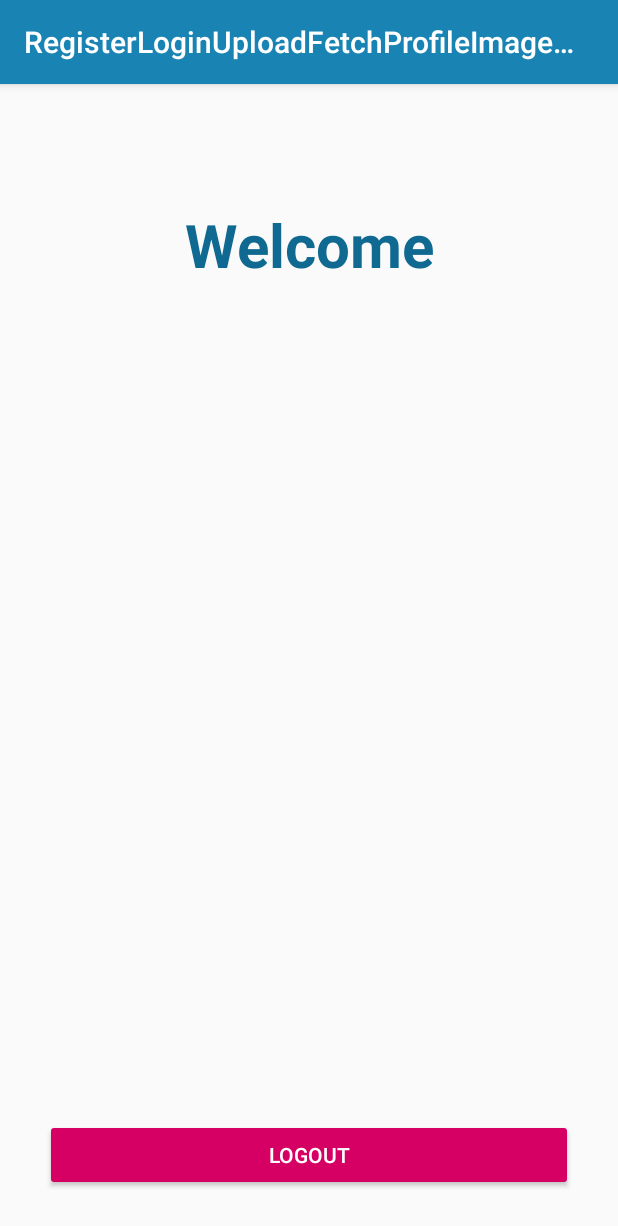
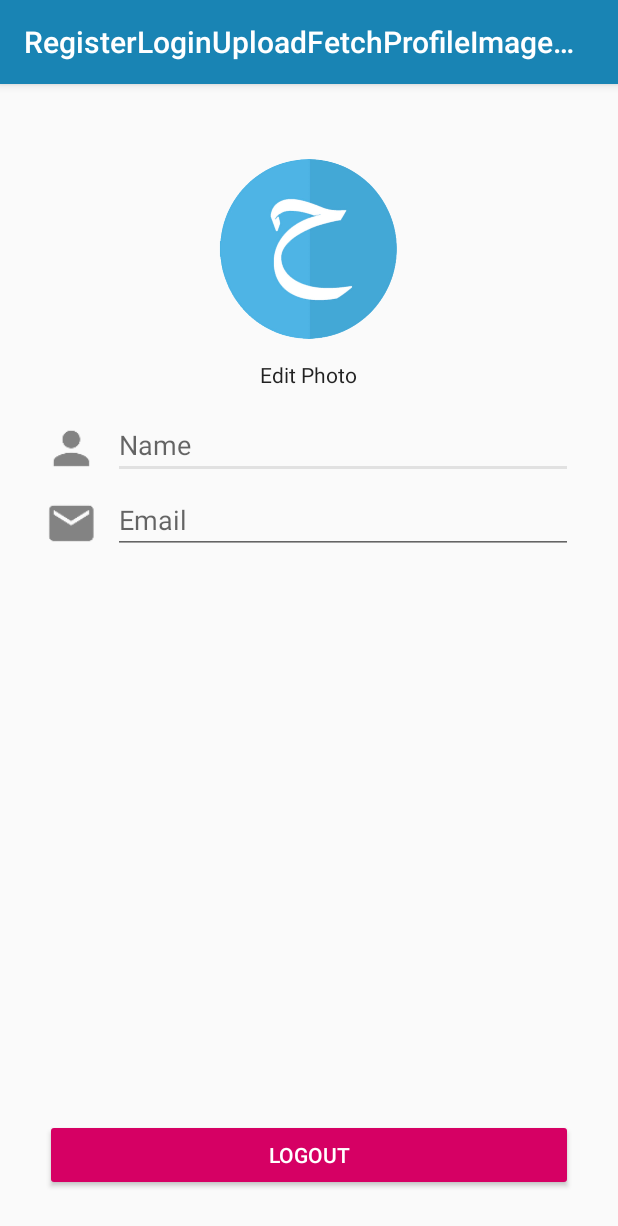
Before and after one commit to egitimNY/RegisterLoginUploadFetchProfileImageRestfulWebServices, an Android app: the HomeActivity screen opened directly, with no data from a screen before it, on a phone screen of 412 x 824 dp. Shown: the top 1226 px of the screen. Run offline under Robolectric (Android 15) with nearby library versions, the phone set to English and light mode, and no system bars; our stand-ins replace CircleImageView, Volley; network calls fail; 1 statement that could not run was skipped.

Commit message:
Created getUserDetail(); Method & getting Users detail in profile and created menu_action.xml

```diff
--- a/app/src/main/java/com/ozkayahalit/HomeActivity.java
+++ b/app/src/main/java/com/ozkayahalit/HomeActivity.java
@@ -1,19 +1,38 @@
 package com.ozkayahalit;
 
+import android.app.ProgressDialog;
 import android.os.Bundle;
+import android.util.Log;
 import android.view.View;
 import android.widget.Button;
 import android.widget.TextView;
+import android.widget.Toast;
 
 import androidx.appcompat.app.AppCompatActivity;
 
+import com.android.volley.AuthFailureError;
+import com.android.volley.Request;
+import com.android.volley.RequestQueue;
+import com.android.volley.Response;
+import com.android.volley.VolleyError;
+import com.android.volley.toolbox.StringRequest;
+import com.android.volley.toolbox.Volley;
+
+import org.json.JSONArray;
+import org.json.JSONException;
+import org.json.JSONObject;
+
 import java.util.HashMap;
+import java.util.Map;
 
 public class HomeActivity extends AppCompatActivity {
 
+    private static final String TAG = HomeActivity.class.getSimpleName(); // getting the info
     private TextView name, email;
     private Button btn_logout, btn_photo_upload;
     SessionManager sessionManager;
+    String getId;
+    private static String URL_READ = "https://ozkayahalit.com/read_detail.php";
 
     @Override
     protected void onCreate(Bundle savedInstanceState) {
@@ -28,13 +47,7 @@ public class HomeActivity extends AppCompatActivity {
         btn_logout = findViewById(R.id.btn_logout);
 
         HashMap<String, String> user = sessionManager.getUserDetail();
-        String mName = user.get(sessionManager.NAME);
-        String mEmail = user.get(sessionManager.EMAIL);
-
-        name.setText(mName);
-        email.setText(mEmail);
-
-
+        getId = user.get(sessionManager.ID);
 
         btn_logout.setOnClickListener(new View.OnClickListener() {
             @Override
@@ -44,4 +57,73 @@ public class HomeActivity extends AppCompatActivity {
         });
 
     }
+
+    private void getUserDetail(){
+
+        final ProgressDialog progressDialog = new ProgressDialog(this);
+        progressDialog.setMessage("Loading...");
+        progressDialog.show();
+
+        StringRequest stringRequest = new StringRequest(Request.Method.POST, URL_READ,
+                new Response.Listener<String>() {
+                    @Override
+                    public void onResponse(String response) {
+                        progressDialog.dismiss();
+                        Log.i(TAG, response.toString());
+
+                        try {
+                            JSONObject jsonObject = new JSONObject(response);
+                            String success = jsonObject.getString("success");
+                            JSONArray jsonArray = jsonObject.getJSONArray("read");
+
+                            if (success.equals("1")){
+
+                                for (int i =0; i < jsonArray.length(); i++){
+
+                                    JSONObject object = jsonArray.getJSONObject(i);
+
+                                    String strName = object.getString("name".trim());
+                                    String strEmail = object.getString("email".trim());
+
+                                    name.setText(strName);
+                                    email.setText(strEmail);
+
+                                }
+
+                            }
+
+                        } catch (JSONException e) {
+                            e.printStackTrace();
+                            progressDialog.dismiss();
+                            Toast.makeText(HomeActivity.this, "Error Reading Detail "+e, Toast.LENGTH_LONG).show();
+                        }
+
+                    }
+                },
+                new Response.ErrorListener() {
+                    @Override
+                    public void onErrorResponse(VolleyError error) {
+                        progressDialog.dismiss();
+                        Toast.makeText(HomeActivity.this, "Error Reading Detail "+error, Toast.LENGTH_LONG).show();
+
+                    }
+                })
+        {
+            @Override
+            protected Map<String, String> getParams() throws AuthFailureError {
+                Map<String, String > params = new HashMap<>();
+                params.put("id", getId);
+                return params;
+            }
+        };
+
+        RequestQueue requestQueue = Volley.newRequestQueue(this);
+        requestQueue.add(stringRequest);
+    }
+
+    @Override
+    protected void onResume() {
+        super.onResume();
+        getUserDetail();
+    }
 }
--- a/app/src/main/java/com/ozkayahalit/LoginActivity.java
+++ b/app/src/main/java/com/ozkayahalit/LoginActivity.java
@@ -94,8 +94,9 @@ public class LoginActivity extends AppCompatActivity {
 
                                     String name = object.getString("name").trim();
                                     String email = object.getString("email").trim();
+                                    String id = object.getString("id").trim();
 
-                                    sessionManager.createSession(name, email);
+                                    sessionManager.createSession(name, email, id);
 
                                     Intent intent = new Intent(LoginActivity.this, HomeActivity.class);
                                     intent.putExtra("name",name);
--- a/app/src/main/java/com/ozkayahalit/SessionManager.java
+++ b/app/src/main/java/com/ozkayahalit/SessionManager.java
@@ -17,6 +17,7 @@ public class SessionManager {
     private static final String LOGIN = "IS_LOGIN";
     public static final String NAME = "NAME";
     public static final String EMAIL = "EMAIL";
+    public static final String ID = "ID";
 
     public SessionManager(Context context) {
         this.context = context;
@@ -24,11 +25,12 @@ public class SessionManager {
         editor = sharedPreferences.edit();
     }
 
-    public void createSession(String name, String email){
+    public void createSession(String name, String email, String id){
 
         editor.putBoolean(LOGIN, true);
         editor.putString(NAME, name);
         editor.putString(EMAIL, email);
+        editor.putString(ID, id);
         editor.apply();
 
     }
@@ -51,6 +53,7 @@ public class SessionManager {
         HashMap<String, String> user = new HashMap<>();
         user.put(NAME, sharedPreferences.getString(NAME, null));
         user.put(EMAIL, sharedPreferences.getString(EMAIL, null));
+        user.put(ID, sharedPreferences.getString(ID, null));
 
         return user;
     }
--- a/app/src/main/res/layout/activity_home.xml
+++ b/app/src/main/res/layout/activity_home.xml
@@ -7,50 +7,87 @@
     android:orientation="vertical"
     tools:context=".HomeActivity">
 
-    <TextView
-        android:id="@+id/text"
+    <de.hdodenhof.circleimageview.CircleImageView
+        android:id="@+id/profile_image"
+        android:layout_width="120dp"
+        android:layout_height="120dp"
+        android:layout_centerHorizontal="true"
+        android:layout_marginTop="50dp"
+        android:src="@drawable/logo" />
+
+
+    <Button
+        android:id="@+id/btn_photo"
+        style="@style/Widget.AppCompat.ActionButton.CloseMode"
+        android:layout_width="wrap_content"
+        android:layout_height="wrap_content"
+        android:layout_below="@+id/profile_image"
+        android:layout_centerHorizontal="true"
+        android:text="Edit Photo" />
+
+    <LinearLayout
+        android:layout_marginLeft="30dp"
+        android:layout_marginRight="30dp"
+        android:layout_below="@id/btn_photo"
+        android:weightSum="2"
+        android:id="@+id/layout_text"
         android:layout_width="match_parent"
         android:layout_height="wrap_content"
-        android:layout_marginTop="80dp"
-        android:gravity="center"
-        android:text="Welcome"
-        android:textColor="@color/colorPrimaryDark2"
-        android:textSize="40sp"
-        android:textStyle="bold" />
+        android:orientation="horizontal">
 
-    <TextView
-        android:layout_below="@id/text"
-        android:id="@+id/name"
+        <ImageView
+            android:src="@drawable/ic_name"
+            android:layout_weight="1"
+            android:layout_width="70dp"
+            android:layout_height="50dp" />
+
+        <EditText
+            android:id="@+id/name"
+            android:hint="Name"
+            android:inputType="textPersonName"
+            android:layout_marginLeft="10dp"
+            android:layout_weight="1"
+            android:layout_width="match_parent"
+            android:layout_height="wrap_content" />
+
+    </LinearLayout>
+
+    <LinearLayout
+        android:layout_marginLeft="30dp"
+        android:layout_marginRight="30dp"
+        android:layout_below="@id/layout_text"
+        android:weightSum="2"
         android:layout_width="match_parent"
         android:layout_height="wrap_content"
-        android:layout_marginTop="50dp"
-        android:gravity="center"
-        android:text="Name"
-        android:textColor="@android:color/black"
-        android:textSize="25sp"
-        android:textStyle="bold" />
+        android:orientation="horizontal">
 
-    <TextView
-        android:layout_below="@+id/name"
-        android:id="@+id/email"
-        android:layout_width="match_parent"
-        android:layout_height="wrap_content"
-        android:gravity="center"
-        android:text="Email"
-        android:textSize="15sp"
-        android:textStyle="bold" />
+        <ImageView
+            android:src="@drawable/ic_email"
+            android:layout_weight="1"
+            android:layout_width="70dp"
+            android:layout_height="50dp" />
+
+        <EditText
+            android:id="@+id/email"
+            android:hint="Email"
+            android:inputType="textPersonName"
+            android:layout_marginLeft="10dp"
+            android:layout_weight="1"
+            android:layout_width="match_parent"
+            android:layout_height="wrap_content" />
+
+    </LinearLayout>
 
     <Button
         android:layout_alignParentBottom="true"
         android:id="@+id/btn_logout"
-        android:layout_width="match_parent"
-        android:layout_height="wrap_content"
         android:layout_marginLeft="30dp"
         android:layout_marginRight="30dp"
         android:layout_marginBottom="30dp"
         android:textColor="@android:color/white"
         android:backgroundTint="@color/colorPrimary"
-        android:text="Logout"/>
-
+        android:text="Logout"
+        android:layout_width="match_parent"
+        android:layout_height="wrap_content" />
 
 </RelativeLayout>
--- /dev/null
+++ b/app/src/main/res/menu/menu_action.xml
@@ -0,0 +1,17 @@
+<?xml version="1.0" encoding="utf-8"?>
+<menu xmlns:android="http://schemas.android.com/apk/res/android"
+    xmlns:app="http://schemas.android.com/apk/res-auto">
+
+    <item
+        android:id="@+id/menu_edit"
+        android:title="Edit"
+        android:icon="@drawable/ic_edit"
+        app:showAsAction="always"/>
+
+    <item
+        android:id="@+id/menu_save"
+        android:title="SAVE"
+        android:icon="@drawable/ic_save"
+        app:showAsAction="always"/>
+
+</menu>
```
